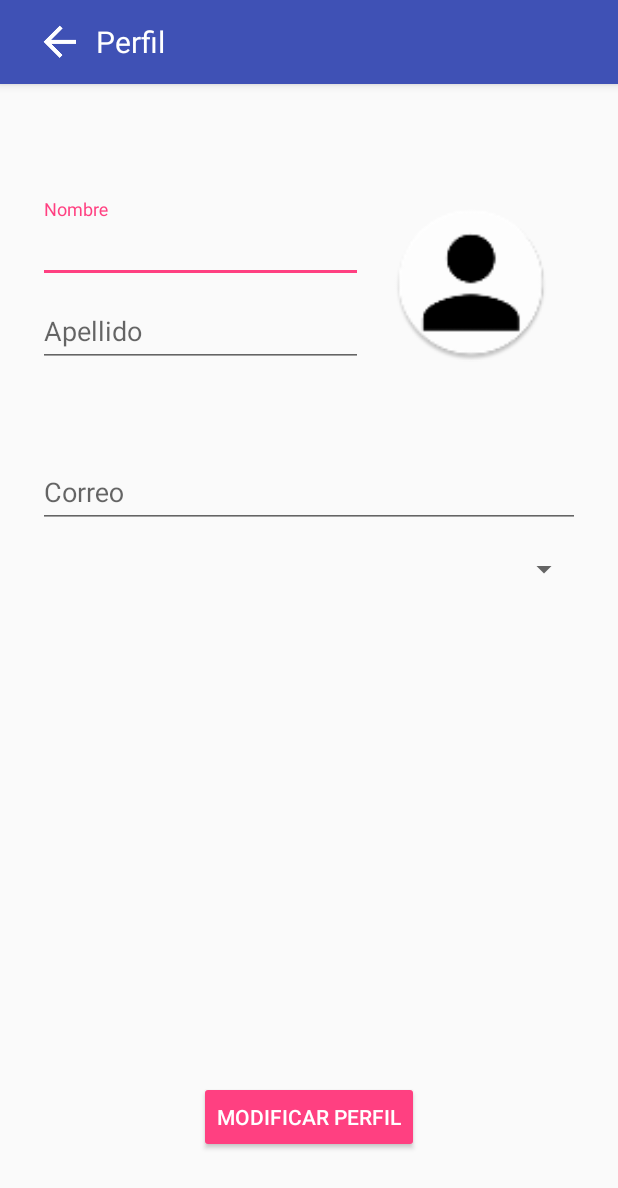
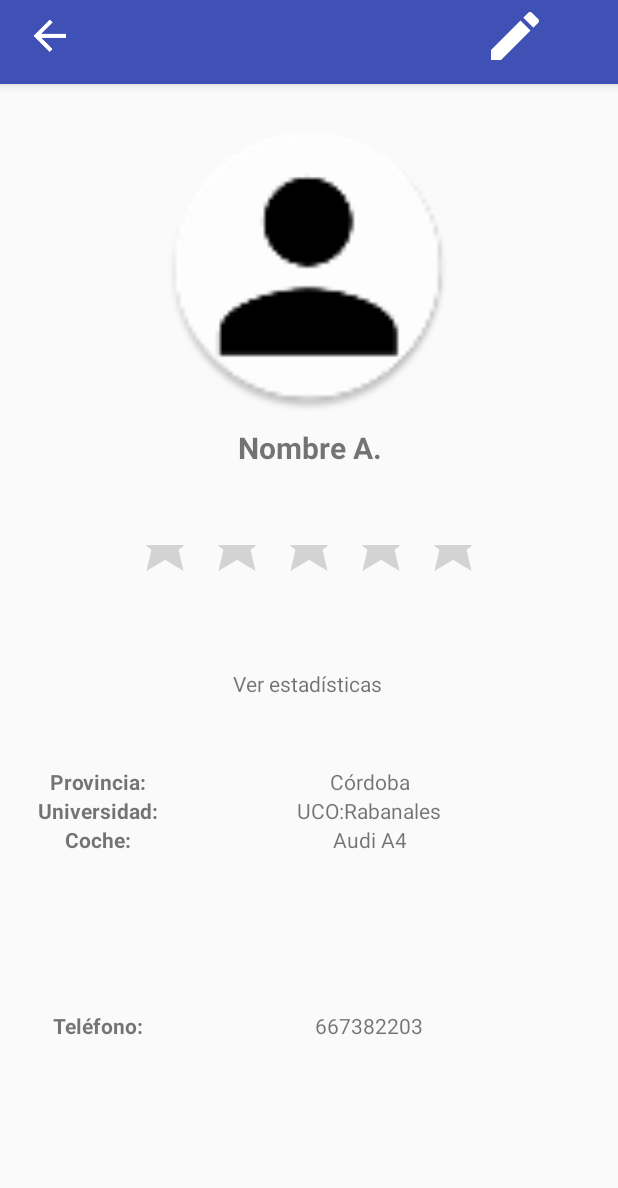
Before and after one commit to rafaelpedrajas/UCar, an Android app: the Perfil screen opened directly, with no data from a screen before it, on a phone screen of 412 x 824 dp. Shown: the top 1188 px of the screen. Run offline under Robolectric (Android 15) with nearby library versions, the phone set to English and light mode, and no system bars; network calls fail.

Commit message:
he añadido editar pefil

```diff
--- /dev/null
+++ b/app/src/main/java/com/rafaelpedrajas/ucar/EditarPerfil.java
@@ -0,0 +1,185 @@
+package com.rafaelpedrajas.ucar;
+
+import android.content.Intent;
+import android.support.v7.app.AppCompatActivity;
+import android.os.Bundle;
+import android.util.Log;
+import android.view.View;
+import android.widget.AdapterView;
+import android.widget.ArrayAdapter;
+import android.widget.Button;
+import android.widget.ImageButton;
+import android.widget.Spinner;
+import android.widget.TextView;
+import android.widget.Toast;
+
+import com.android.volley.Request;
+import com.android.volley.RequestQueue;
+import com.android.volley.Response;
+import com.android.volley.VolleyError;
+import com.android.volley.toolbox.StringRequest;
+import com.android.volley.toolbox.Volley;
+
+import org.json.JSONArray;
+
+import java.util.ArrayList;
+import java.util.List;
+
+public class EditarPerfil extends AppCompatActivity implements AdapterView.OnItemSelectedListener
+{
+
+    List<String> arrayNombreCiudades = new ArrayList<>();
+
+    Spinner spCiudades;
+    Spinner spUniversidad;
+
+    ArrayAdapter<String> aACiudades, aAUniversidad;
+
+    @Override
+    protected void onCreate(Bundle savedInstanceState)
+    {
+        super.onCreate(savedInstanceState);
+        setContentView(R.layout.activity_editar_perfil);
+
+        //Inicializar toolbar
+        ImageButton back = (ImageButton) findViewById(R.id.back);
+        ImageButton done = (ImageButton) findViewById(R.id.done);
+        TextView tituloVentana = (TextView) findViewById(R.id.tituloVentana);
+
+        back.setVisibility(View.VISIBLE);
+        done.setVisibility(View.VISIBLE);
+        tituloVentana.setText("EditarPerfil");
+
+        back.setOnClickListener(new View.OnClickListener() {
+            @Override
+            public void onClick(View view) {
+                Intent volver = new Intent(getApplicationContext(),Perfil.class);
+                startActivity(volver);
+            }
+        });
+
+        done.setOnClickListener(new View.OnClickListener()
+        {
+            @Override
+            public void onClick(View view)
+            {
+                Intent aceptar = new Intent(getApplicationContext(),Perfil.class);
+                startActivity(aceptar);
+            }
+        });
+
+
+        /* SELECT CIUDADES */
+        //Cargar las ciudades de la BD
+        spCiudades=(Spinner)findViewById(R.id.spCiudades);
+
+        spCiudades.setOnItemSelectedListener(this);
+
+        ciudadesBD(new VolleyCallback()
+        {
+            @Override
+            public void onSuccess(String result)
+            {
+                Log.d("Tolocooo",result);
+
+                JSONArray jsonArray= new JSONArray();
+
+                try
+                {
+                    jsonArray = new JSONArray(result);
+
+                    for(int i=0;i<jsonArray.length();i++)
+                    {
+                        String nombreCiudad=jsonArray.getJSONObject(i).getString("nombre");
+                        arrayNombreCiudades.add(nombreCiudad);
+                    }
+                }
+                catch(Exception e)
+                {
+                    e.printStackTrace();
+                }
+            }
+        });
+
+        //Mostrar las ciudades
+        aACiudades=new ArrayAdapter<String>(this,android.R.layout.simple_spinner_item, arrayNombreCiudades);
+
+        spCiudades.setAdapter(aACiudades);
+        /* FIN SELECT CIUDADES */
+
+
+
+        Button botonModificar = (Button)findViewById(R.id.botonModificar);
+        botonModificar.setOnClickListener(new View.OnClickListener()
+        {
+            @Override
+            public void onClick(View view)
+            {
+                Intent i = new Intent(getApplicationContext(), MainActivity.class);
+                startActivity(i);
+            }
+        });
+    }
+
+    @Override
+    public void onItemSelected(AdapterView<?> adapterView, View view, int i, long l)
+    {
+
+    }
+
+    @Override
+    public void onNothingSelected(AdapterView<?> adapterView)
+    {
+
+    }
+
+    public void ciudadesBD(final VolleyCallback callback)
+    {
+        JSONArray jsonArray= new JSONArray();
+        List<String> arrayNombreCiudades = new ArrayList<>();
+        String URL = "https://www.rafaelpedrajas.com/android/listadoCiudades.php";
+
+        final String response="";
+
+        StringRequest stringRequest = new StringRequest(Request.Method.POST, URL,
+                new Response.Listener<String>()
+                {
+                    @Override
+                    public void onResponse(String response)
+                    {
+                        Log.d("Console",response);
+                        callback.onSuccess(response);
+                        //Toast.makeText(CrearAnuncio.this,response,Toast.LENGTH_LONG).show();
+                    }
+                },
+                new Response.ErrorListener()
+                {
+                    @Override
+                    public void onErrorResponse(VolleyError error)
+                    {
+                        Toast.makeText(EditarPerfil.this,error.toString(),Toast.LENGTH_LONG).show();
+                    }
+                });
+
+        RequestQueue queue = Volley.newRequestQueue(EditarPerfil.this);
+        queue.add(stringRequest);
+
+        /*
+        try
+        {
+            jsonArray = new JSONArray(response);
+
+            for(int i=0;i<jsonArray.length();i++)
+            {
+                String nombreCiudad=jsonArray.getJSONObject(i).getString("nombre");
+                arrayNombreCiudades.add(nombreCiudad);
+            }
+        }
+        catch(Exception e)
+        {
+            e.printStackTrace();
+        }
+        */
+
+    }
+}
--- a/app/src/main/java/com/rafaelpedrajas/ucar/Perfil.java
+++ b/app/src/main/java/com/rafaelpedrajas/ucar/Perfil.java
@@ -3,52 +3,26 @@ package com.rafaelpedrajas.ucar;
 import android.content.Intent;
 import android.support.v7.app.AppCompatActivity;
 import android.os.Bundle;
-import android.util.Log;
 import android.view.View;
-import android.widget.AdapterView;
-import android.widget.ArrayAdapter;
-import android.widget.Button;
 import android.widget.ImageButton;
-import android.widget.Spinner;
 import android.widget.TextView;
-import android.widget.Toast;
 
-import com.android.volley.Request;
-import com.android.volley.RequestQueue;
-import com.android.volley.Response;
-import com.android.volley.VolleyError;
-import com.android.volley.toolbox.StringRequest;
-import com.android.volley.toolbox.Volley;
-
-import org.json.JSONArray;
-import org.json.JSONObject;
-
-import java.util.ArrayList;
-import java.util.HashMap;
-import java.util.List;
-import java.util.Map;
-
-public class Perfil extends AppCompatActivity implements AdapterView.OnItemSelectedListener
+public class Perfil extends AppCompatActivity
 {
-
-    List<String> arrayNombreCiudades = new ArrayList<>();
-
-    Spinner spCiudades;
-    Spinner spUniversidad;
-
-    ArrayAdapter<String> aACiudades, aAUniversidad;
 
     @Override
     protected void onCreate(Bundle savedInstanceState)
     {
         super.onCreate(savedInstanceState);
-        setContentView(R.layout.activity_ver_perfil);
+        setContentView(R.layout.activity_perfil);
 
         //Inicializar toolbar
         ImageButton back = (ImageButton) findViewById(R.id.back);
+        ImageButton edit = (ImageButton) findViewById(R.id.edit);
         TextView tituloVentana = (TextView) findViewById(R.id.tituloVentana);
 
         back.setVisibility(View.VISIBLE);
+        edit.setVisibility(View.VISIBLE);
         tituloVentana.setText("Perfil");
 
         back.setOnClickListener(new View.OnClickListener() {
@@ -59,118 +33,16 @@ public class Perfil extends AppCompatActivity implements AdapterView.OnItemSelec
             }
         });
 
-
-        /* SELECT CIUDADES */
-        //Cargar las ciudades de la BD
-        spCiudades=(Spinner)findViewById(R.id.spCiudades);
-
-        spCiudades.setOnItemSelectedListener(this);
-
-        ciudadesBD(new VolleyCallback()
-        {
-            @Override
-            public void onSuccess(String result)
-            {
-                Log.d("Tolocooo",result);
-
-                JSONArray jsonArray= new JSONArray();
-
-                try
-                {
-                    jsonArray = new JSONArray(result);
-
-                    for(int i=0;i<jsonArray.length();i++)
-                    {
-                        String nombreCiudad=jsonArray.getJSONObject(i).getString("nombre");
-                        arrayNombreCiudades.add(nombreCiudad);
-                    }
-                }
-                catch(Exception e)
-                {
-                    e.printStackTrace();
-                }
-            }
-        });
-
-        //Mostrar las ciudades
-        aACiudades=new ArrayAdapter<String>(this,android.R.layout.simple_spinner_item, arrayNombreCiudades);
-
-        spCiudades.setAdapter(aACiudades);
-        /* FIN SELECT CIUDADES */
-
-
-
-        Button botonModificar = (Button)findViewById(R.id.botonModificar);
-        botonModificar.setOnClickListener(new View.OnClickListener()
+        edit.setOnClickListener(new View.OnClickListener()
         {
             @Override
             public void onClick(View view)
             {
-                Intent i = new Intent(getApplicationContext(), MainActivity.class);
+                Intent i = new Intent(getApplicationContext(),EditarPerfil.class);
                 startActivity(i);
             }
         });
-    }
 
-    @Override
-    public void onItemSelected(AdapterView<?> adapterView, View view, int i, long l)
-    {
-
-    }
-
-    @Override
-    public void onNothingSelected(AdapterView<?> adapterView)
-    {
-
-    }
-
-    public void ciudadesBD(final VolleyCallback callback)
-    {
-        JSONArray jsonArray= new JSONArray();
-        List<String> arrayNombreCiudades = new ArrayList<>();
-        String URL = "https://www.rafaelpedrajas.com/android/listadoCiudades.php";
-
-        final String response="";
-
-        StringRequest stringRequest = new StringRequest(Request.Method.POST, URL,
-                new Response.Listener<String>()
-                {
-                    @Override
-                    public void onResponse(String response)
-                    {
-                        Log.d("Console",response);
-                        callback.onSuccess(response);
-                        //Toast.makeText(CrearAnuncio.this,response,Toast.LENGTH_LONG).show();
-                    }
-                },
-                new Response.ErrorListener()
-                {
-                    @Override
-                    public void onErrorResponse(VolleyError error)
-                    {
-                        Toast.makeText(Perfil.this,error.toString(),Toast.LENGTH_LONG).show();
-                    }
-                });
-
-        RequestQueue queue = Volley.newRequestQueue(Perfil.this);
-        queue.add(stringRequest);
-
-        /*
-        try
-        {
-            jsonArray = new JSONArray(response);
-
-            for(int i=0;i<jsonArray.length();i++)
-            {
-                String nombreCiudad=jsonArray.getJSONObject(i).getString("nombre");
-                arrayNombreCiudades.add(nombreCiudad);
-            }
-        }
-        catch(Exception e)
-        {
-            e.printStackTrace();
-        }
-        */
-
+        //Fin iniciar toolbar
     }
 }
--- a/app/src/main/java/com/rafaelpedrajas/ucar/VerAnuncio.java
+++ b/app/src/main/java/com/rafaelpedrajas/ucar/VerAnuncio.java
@@ -49,10 +49,25 @@ public class VerAnuncio extends AppCompatActivity
         TextView hora = (TextView)findViewById(R.id.hora);
         TextView precio = (TextView)findViewById(R.id.precio);
         TextView plazasLibres = (TextView)findViewById(R.id.plazas);
+        ImageButton image = (ImageButton)findViewById(R.id.image);
+
 
         hora.setText("09/06/45");
         precio.setText("0.5 €");
         plazasLibres.setText("3");
+
+
+        //Visitar el perfil de un usuario a traves de un anuncio publicado
+
+        image.setOnClickListener(new View.OnClickListener()
+        {
+            @Override
+            public void onClick(View view)
+            {
+                Intent i = new Intent(getApplicationContext(), Perfil.class);
+                startActivity(i);
+            }
+        });
 
         Button botonInscribirse = (Button)findViewById(R.id.botonInscribirse);
         botonInscribirse.setOnClickListener(new View.OnClickListener()
--- a/app/src/main/res/layout/activity_ver_perfil.xml
+++ b/app/src/main/res/layout/activity_editar_perfil.xml
@@ -33,6 +33,15 @@
                 android:textSize="20sp"
                 android:textColor="#fff"
                 android:textStyle="normal"/>
+
+            <ImageButton
+                android:id="@+id/done"
+                android:layout_width="match_parent"
+                android:layout_height="wrap_content"
+                android:src="@mipmap/ic_done"
+                android:visibility="gone"
+                android:paddingRight="10dp"
+                android:background="@null"/>
         </android.support.v7.widget.Toolbar>
 
     </android.support.design.widget.AppBarLayout>
--- /dev/null
+++ b/app/src/main/res/layout/activity_perfil.xml
@@ -0,0 +1,214 @@
+<?xml version="1.0" encoding="utf-8"?>
+<LinearLayout xmlns:android="http://schemas.android.com/apk/res/android"
+              xmlns:app="http://schemas.android.com/apk/res-auto"
+              xmlns:tools="http://schemas.android.com/tools"
+              android:layout_width="match_parent"
+              android:layout_height="match_parent"
+              android:orientation="vertical">
+
+    <android.support.design.widget.AppBarLayout
+        android:layout_width="match_parent"
+        android:layout_height="wrap_content">
+
+        <android.support.v7.widget.Toolbar
+            android:id="@+id/toolbar"
+            android:layout_width="match_parent"
+            android:layout_height="?attr/actionBarSize"
+            android:background="?attr/colorPrimary"
+            app:popupTheme="@style/AppTheme.PopupOverlay" >
+
+            <LinearLayout
+                android:layout_width="match_parent"
+                android:layout_height="wrap_content"
+                android:orientation="horizontal"
+                android:weightSum="100">
+
+                <ImageButton
+                    android:id="@+id/back"
+                    android:layout_weight="15"
+                    android:layout_width="wrap_content"
+                    android:layout_height="wrap_content"
+                    android:src="@mipmap/ic_arrow_back"
+                    android:visibility="gone"
+                    android:background="@null"/>
+
+                <TextView
+                    android:id="@+id/tituloVentana"
+                    android:layout_weight="75"
+                    android:layout_width="wrap_content"
+                    android:layout_height="wrap_content"
+                    android:text=""
+                    android:textSize="20sp"
+                    android:textColor="#fff"
+                    android:textStyle="normal"/>
+
+                <ImageButton
+                    android:id="@+id/edit"
+                    android:layout_weight="10"
+                    android:layout_width="match_parent"
+                    android:layout_height="wrap_content"
+                    android:src="@mipmap/ic_edit"
+                    android:layout_marginLeft="200dp"
+                    android:visibility="gone"
+                    android:background="@null"/>
+
+            </LinearLayout>
+
+        </android.support.v7.widget.Toolbar>
+
+    </android.support.design.widget.AppBarLayout>
+
+
+
+
+    <LinearLayout
+        android:layout_width="match_parent"
+        android:layout_height="match_parent"
+        android:orientation="vertical"
+        android:padding="25dp"
+        android:weightSum="100">
+
+
+        <LinearLayout
+            android:layout_width="match_parent"
+            android:layout_height="0dp"
+            android:orientation="vertical"
+            android:layout_weight="60"
+            android:layout_gravity="center"
+            android:weightSum="100">
+
+            <ImageButton
+                android:layout_width="match_parent"
+                android:layout_height="0dp"
+                android:background="@null"
+                android:scaleType="fitCenter"
+                android:layout_gravity="center"
+                android:layout_weight="45"
+                android:src="@mipmap/ic_default_perfil"/>
+
+            <TextView
+                android:id="@+id/tvNombre"
+                android:layout_width="match_parent"
+                android:layout_height="0dp"
+                android:layout_gravity="center"
+                android:layout_weight="15"
+                android:textStyle="bold"
+                android:paddingTop="10dp"
+                android:text="Nombre A."
+                android:textSize="20sp"
+                android:textAlignment="center"
+                />
+
+            <RatingBar
+                android:id="@+id/ratingBar"
+                android:layout_width="wrap_content"
+                android:layout_gravity="center"
+                android:layout_height="0dp"
+                android:layout_weight="25"
+                android:numStars="5"
+                />
+
+            <TextView
+                android:id="@+id/tvRating"
+                android:layout_width="match_parent"
+                android:layout_height="0dp"
+                android:layout_gravity="center"
+                android:layout_weight="15"
+                android:text="Ver estadísticas "
+                android:textAlignment="center"
+                />
+
+
+        </LinearLayout>
+
+        <GridLayout
+            android:layout_width="match_parent"
+            android:layout_height="0dp"
+            android:layout_weight="40"
+            android:rowCount="4"
+            android:columnCount="2">
+
+            <TextView
+                android:id="@+id/tvProvincia"
+                android:layout_width="wrap_content"
+                android:layout_height="wrap_content"
+                android:layout_gravity="center"
+                android:textStyle="bold"
+                android:text="Provincia:"
+                />
+
+            <TextView
+                android:id="@+id/tvProvinciaValor"
+                android:layout_width="wrap_content"
+                android:layout_height="wrap_content"
+                android:layout_gravity="center"
+                android:text="Córdoba"
+                android:textAlignment="center"
+                />
+
+            <TextView
+                android:id="@+id/tvUniversidad"
+                android:layout_width="wrap_content"
+                android:layout_height="wrap_content"
+                android:layout_gravity="center"
+                android:textStyle="bold"
+                android:text="Universidad:"
+                />
+
+            <TextView
+                android:id="@+id/tvUniversidadValor"
+                android:layout_width="wrap_content"
+                android:layout_height="wrap_content"
+                android:layout_gravity="center"
+                android:text="UCO:Rabanales"
+                android:textAlignment="center"
+                />
+
+            <TextView
+                android:id="@+id/tvCoche"
+                android:layout_width="wrap_content"
+                android:layout_height="wrap_content"
+                android:layout_gravity="center"
+                android:textStyle="bold"
+                android:text="Coche:"
+                />
+
+            <TextView
+                android:id="@+id/tvCocheValor"
+                android:layout_width="wrap_content"
+                android:layout_height="wrap_content"
+                android:layout_gravity="center"
+                android:text="Audi A4"
+                android:textAlignment="center"
+                />
+
+            <TextView
+                android:id="@+id/tvTelefono"
+                android:layout_width="wrap_content"
+                android:layout_height="wrap_content"
+                android:layout_gravity="center"
+                android:layout_weight="15"
+                android:textStyle="bold"
+                android:text="Teléfono:"
+                />
+
+            <TextView
+                android:id="@+id/tvTelefonoValor"
+                android:layout_width="wrap_content"
+                android:layout_height="wrap_content"
+                android:layout_gravity="center"
+                android:layout_weight="15"
+                android:text="667382203"
+                android:textAlignment="center"
+                />
+
+
+
+        </GridLayout>
+
+
+    </LinearLayout>
+
+
+
+</LinearLayout>
--- a/app/src/main/res/layout/activity_ver_anuncio.xml
+++ b/app/src/main/res/layout/activity_ver_anuncio.xml
@@ -89,6 +89,7 @@
                     android:layout_weight="30">
 
                     <ImageButton
+                        android:id="@id/image"
                         android:layout_width="wrap_content"
                         android:layout_height="wrap_content"
                         android:background="@null"
```
Also changed, not shown: app/src/main/AndroidManifest.xml (+6 -1 lines), app/src/main/ic_done-web.png (added), app/src/main/ic_edit-web.png (added), app/src/main/ic_editar-web.png (added), app/src/main/res/mipmap-hdpi/ic_done.png (added), app/src/main/res/mipmap-hdpi/ic_edit.png (added), app/src/main/res/mipmap-mdpi/ic_done.png (added), app/src/main/res/mipmap-mdpi/ic_edit.png (added), app/src/main/res/mipmap-xhdpi/ic_done.png (added), app/src/main/res/mipmap-xhdpi/ic_edit.png (added), app/src/main/res/mipmap-xxhdpi/ic_done.png (added), app/src/main/res/mipmap-xxhdpi/ic_edit.png (added), app/src/main/res/mipmap-xxxhdpi/ic_done.png (added), app/src/main/res/mipmap-xxxhdpi/ic_edit.png (added).
